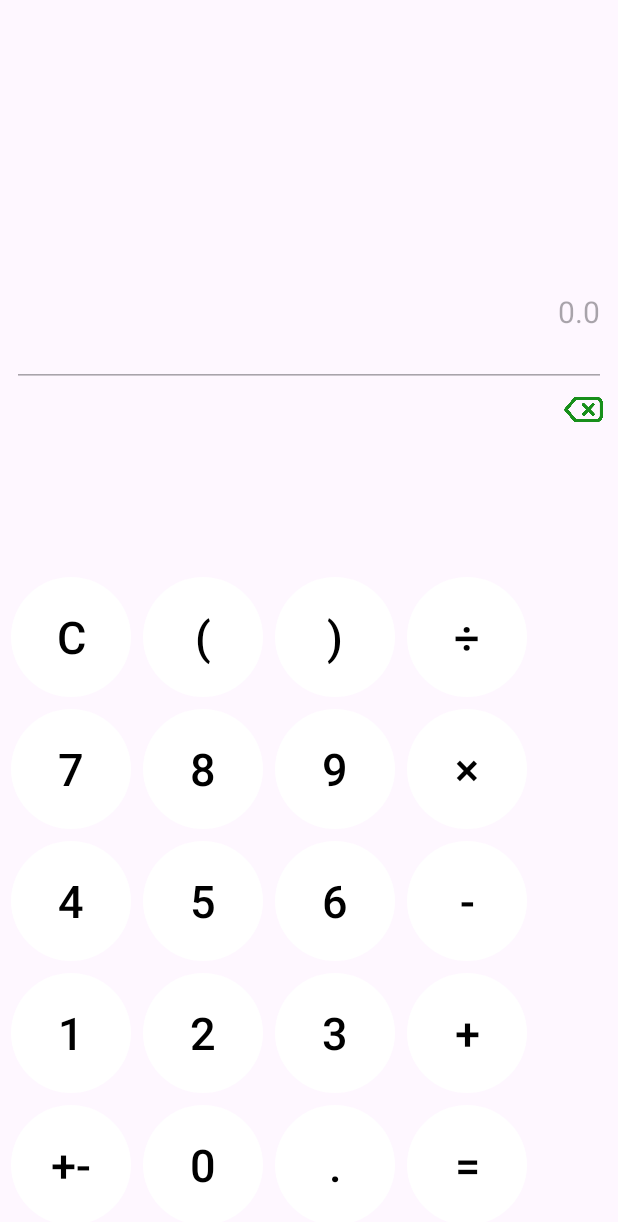
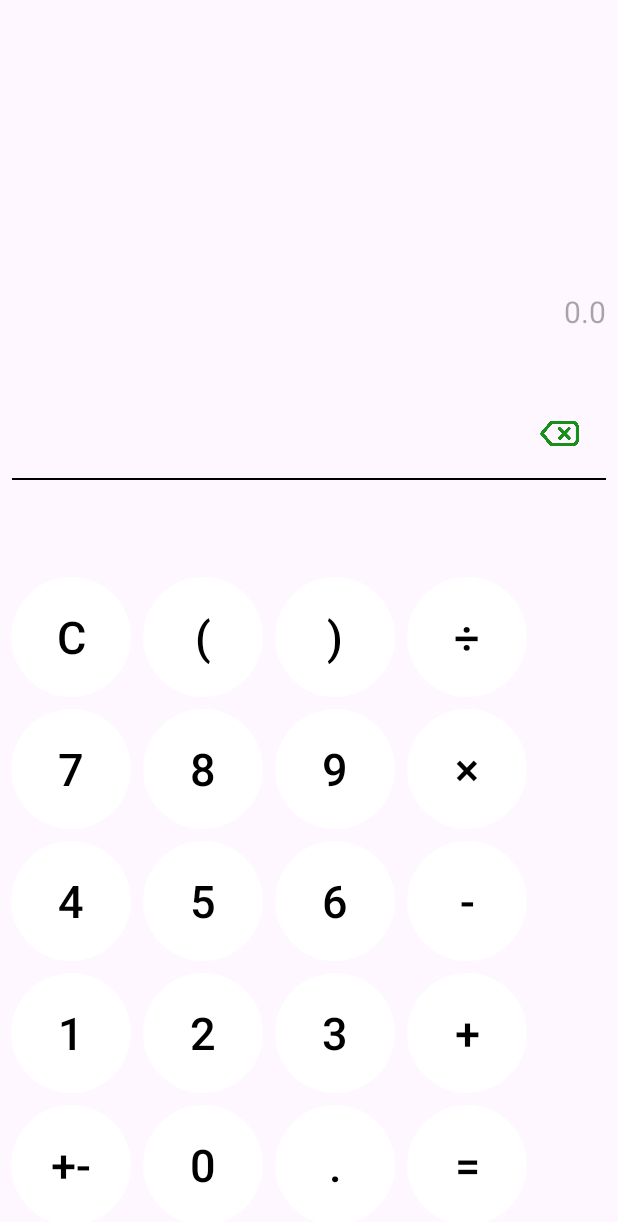
Before and after one commit to Bronnick/CalculatorApp, an Android app: the screen it shows after launch (MainActivity), on a phone screen of 412 x 824 dp. Shown: the top 1222 px of the screen. Run offline under Robolectric (Android 15) with nearby library versions, the phone set to English and light mode, and no system bars; our stand-ins replace Dagger/Hilt's generated code; 1 statement that could not run was skipped.

Commit message:
ui improvements and fixes

```diff
--- a/app/src/main/java/com/example/calculatorapp/ui/MathExpressionFragment.kt
+++ b/app/src/main/java/com/example/calculatorapp/ui/MathExpressionFragment.kt
@@ -33,6 +33,28 @@ class MathExpressionFragment : Fragment(R.layout.text_panel) {
 
     override fun onViewCreated(view: View, savedInstanceState: Bundle?) {
         super.onViewCreated(view, savedInstanceState)
+
+        viewModel.equalsPressedFlag.observe(activity as LifecycleOwner) {
+            val editTextMathExpression = binding?.editTextMathExpression
+
+            val translationAnimation = ObjectAnimator.ofFloat(editTextMathExpression, "translationY", 300f, 0f)
+            /* translationAnimation.duration = 200L
+             translationAnimation.interpolator = AccelerateInterpolator()
+             translationAnimation.start()*/
+
+            val px = editTextMathExpression?.textSize
+            val sp = (px ?: 1.0f) / resources.displayMetrics.scaledDensity
+            val scaleAnimation = ObjectAnimator.ofFloat(editTextMathExpression, "textSize", 20f, sp)
+            /*scaleAnimation.duration = 200L
+            scaleAnimation.interpolator = AccelerateInterpolator()
+            scaleAnimation.start()*/
+
+            val animSet = AnimatorSet()
+            animSet.play(translationAnimation).with(scaleAnimation)
+            animSet.duration = 200L
+            animSet.interpolator = AccelerateInterpolator()
+            animSet.start()
+        }
 
         //val backspaceButton = binding?.
         viewModel.mathExpression.observe(activity as LifecycleOwner) {
@@ -74,24 +96,10 @@ class MathExpressionFragment : Fragment(R.layout.text_panel) {
             binding?.editTextResult?.setText(it)
         }
 
-        viewModel.equalsPressedFlag.observe(activity as LifecycleOwner) {
-            val editTextMathExpression = binding?.editTextMathExpression
-
-            val translationAnimation = ObjectAnimator.ofFloat(editTextMathExpression, "translationY", 300f, 0f)
-
-            val px = editTextMathExpression?.textSize
-            val sp = (px ?: 1.0f) / resources.displayMetrics.scaledDensity
-            val scaleAnimation = ObjectAnimator.ofFloat(editTextMathExpression, "textSize", 20f, sp)
-
-            val animSet = AnimatorSet()
-            animSet.play(translationAnimation).with(scaleAnimation)
-            animSet.duration = 200L
-            animSet.interpolator = AccelerateInterpolator()
-            animSet.start()
-        }
-
         binding?.backspaceButton?.setOnClickListener {
             viewModel.removeLastSymbol()
         }
+
+        binding?.editTextMathExpression?.showSoftInputOnFocus = false
     }
 }
--- /dev/null
+++ b/app/src/main/res/drawable/bottom_border_dark.xml
@@ -0,0 +1,9 @@
+<?xml version="1.0" encoding="utf-8"?>
+<layer-list xmlns:android="http://schemas.android.com/apk/res/android">
+    <item android:top="-2dp" android:left="-2dp" android:right="-2dp">
+        <shape android:shape="rectangle">
+            <stroke android:width="1dp" android:color="@color/white" />
+            <solid android:color="#00000000" />
+        </shape>
+    </item>
+</layer-list>
--- /dev/null
+++ b/app/src/main/res/drawable/bottom_border_light.xml
@@ -0,0 +1,9 @@
+<?xml version="1.0" encoding="utf-8"?>
+<layer-list xmlns:android="http://schemas.android.com/apk/res/android">
+    <item android:top="-2dp" android:left="-2dp" android:right="-2dp">
+        <shape android:shape="rectangle">
+            <stroke android:width="1dp" android:color="@color/black" />
+            <solid android:color="#00000000" />
+        </shape>
+    </item>
+</layer-list>
--- a/app/src/main/res/layout/text_panel.xml
+++ b/app/src/main/res/layout/text_panel.xml
@@ -29,6 +29,7 @@
         android:textAlignment="textEnd"
         android:enabled="false"
         android:textSize="20sp"
+        android:background="@null"
         app:layout_constraintBottom_toBottomOf="parent"
         app:layout_constraintEnd_toEndOf="parent"
         app:layout_constraintHorizontal_bias="0.0"
@@ -37,9 +38,11 @@
         app:layout_constraintVertical_bias="1.0" />
 
     <LinearLayout
+        style="@style/bottom_element"
         android:layout_width="match_parent"
         android:layout_height="wrap_content"
         android:orientation="horizontal"
+        android:padding="16dp"
         android:gravity="end">
 
         <ImageView
--- a/app/src/main/res/values-night/themes.xml
+++ b/app/src/main/res/values-night/themes.xml
@@ -26,4 +26,8 @@
         <item name="android:textSize">30sp</item>
         <item name="android:gravity">center</item>
     </style>
+
+    <style name="bottom_element">
+        <item name="android:background">@drawable/bottom_border_dark</item>
+    </style>
 </resources>
--- a/app/src/main/res/values/themes.xml
+++ b/app/src/main/res/values/themes.xml
@@ -29,4 +29,8 @@
         <item name="android:textSize">30sp</item>
         <item name="android:gravity">center</item>
     </style>
+
+    <style name="bottom_element">
+        <item name="android:background">@drawable/bottom_border_light</item>
+    </style>
 </resources>
```
